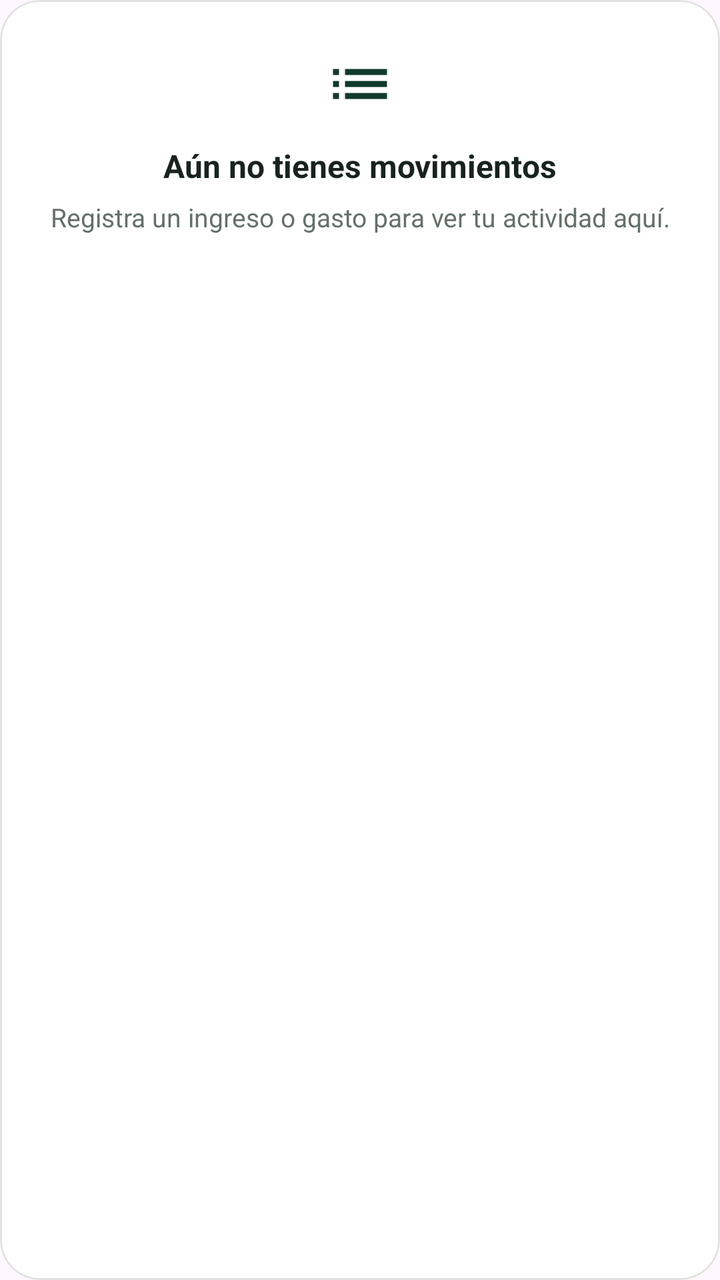
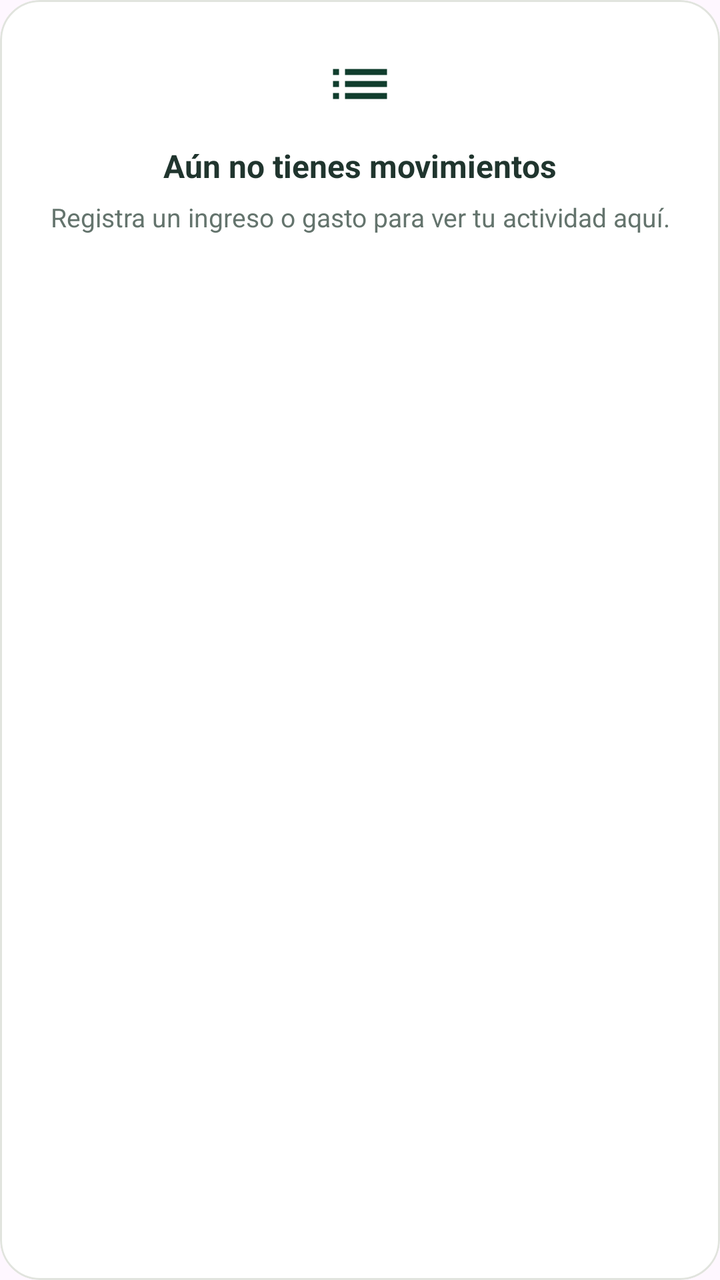

Before-and-after screenshots of an Android layout around one commit, followed by the original layout XML and the change that was made.
<!-- AndroidManifest.xml: application theme Theme.LocalCash -->
<!-- res/layout/item_sin_movimientos.xml -->
<?xml version="1.0" encoding="utf-8"?>
<com.google.android.material.card.MaterialCardView xmlns:android="http://schemas.android.com/apk/res/android"
    xmlns:app="http://schemas.android.com/apk/res-auto"
    android:layout_width="match_parent"
    android:layout_height="wrap_content"
    android:layout_marginTop="12dp"
    app:cardBackgroundColor="@color/lc_surface"
    app:cardCornerRadius="20dp"
    app:cardElevation="0dp"
    app:strokeColor="@color/lc_outline"
    app:strokeWidth="1dp">

    <LinearLayout
        android:layout_width="match_parent"
        android:layout_height="wrap_content"
        android:gravity="center"
        android:orientation="vertical"
        android:padding="24dp">

        <ImageView
            android:layout_width="36dp"
            android:layout_height="36dp"
            android:contentDescription="@null"
            android:src="@drawable/ic_movements"
            android:tint="@color/lc_green_dark" />

        <TextView
            android:layout_width="wrap_content"
            android:layout_height="wrap_content"
            android:layout_marginTop="12dp"
            android:text="@string/empty_movements_title"
            android:textColor="@color/lc_text_primary"
            android:textSize="16sp"
            android:textStyle="bold" />

        <TextView
            android:layout_width="wrap_content"
            android:layout_height="wrap_content"
            android:layout_marginTop="6dp"
            android:gravity="center"
            android:text="@string/empty_movements_description"
            android:textColor="@color/lc_text_secondary"
            android:textSize="13sp" />
    </LinearLayout>
</com.google.android.material.card.MaterialCardView>
<!-- resources referenced by this layout -->
<resources>
  <color name="lc_green_dark">#10392B</color>
  <color name="lc_outline">#E1E4DE</color>
  <color name="lc_surface">#FFFFFFFF</color>
  <color name="lc_text_primary">#18231E</color>
  <color name="lc_text_secondary">#647069</color>
  <!-- drawable ic_movements (drawable) -->
  <vector xmlns:android="http://schemas.android.com/apk/res/android" android:width="24dp" android:height="24dp" android:viewportWidth="24" android:viewportHeight="24">
      <path android:fillColor="#FF000000" android:pathData="M3,13h2v-2L3,11v2zM3,17h2v-2L3,15v2zM3,9h2L5,7L3,7v2zM7,13h14v-2L7,11v2zM7,17h14v-2L7,15v2zM7,7v2h14L21,7L7,7z" />
  </vector>
  <string name="empty_movements_description">Registra un ingreso o gasto para ver tu actividad aquí.</string>
  <string name="empty_movements_title">Aún no tienes movimientos</string>
  <style name="Theme.LocalCash" parent="Base.Theme.LocalCash" />
  <style name="Base.Theme.LocalCash" parent="Theme.Material3.DayNight.NoActionBar">
          
          
      </style>
</resources>

<!-- the commit's change to res/layout/item_sin_movimientos.xml (unified diff, before → after) -->
@@ -25,6 +25,7 @@
             android:tint="@color/lc_green_dark" />
 
         <TextView
+            android:id="@+id/text_empty_movements_title"
             android:layout_width="wrap_content"
             android:layout_height="wrap_content"
             android:layout_marginTop="12dp"
@@ -34,6 +35,7 @@
             android:textStyle="bold" />
 
         <TextView
+            android:id="@+id/text_empty_movements_description"
             android:layout_width="wrap_content"
             android:layout_height="wrap_content"
             android:layout_marginTop="6dp"
<!-- resource entries referenced after the edit -->
@@ -1,10 +1,10 @@
 <!-- resources referenced by this layout -->
 <resources>
-  <color name="lc_green_dark">#10392B</color>
+  <color name="lc_green_dark">#103D2D</color>
   <color name="lc_outline">#E1E4DE</color>
   <color name="lc_surface">#FFFFFFFF</color>
-  <color name="lc_text_primary">#18231E</color>
-  <color name="lc_text_secondary">#647069</color>
+  <color name="lc_text_primary">#20352E</color>
+  <color name="lc_text_secondary">#64746D</color>
   <!-- drawable ic_movements (drawable) -->
   <vector xmlns:android="http://schemas.android.com/apk/res/android" android:width="24dp" android:height="24dp" android:viewportWidth="24" android:viewportHeight="24">
       <path android:fillColor="#FF000000" android:pathData="M3,13h2v-2L3,11v2zM3,17h2v-2L3,15v2zM3,9h2L5,7L3,7v2zM7,13h14v-2L7,11v2zM7,17h14v-2L7,15v2zM7,7v2h14L21,7L7,7z" />
